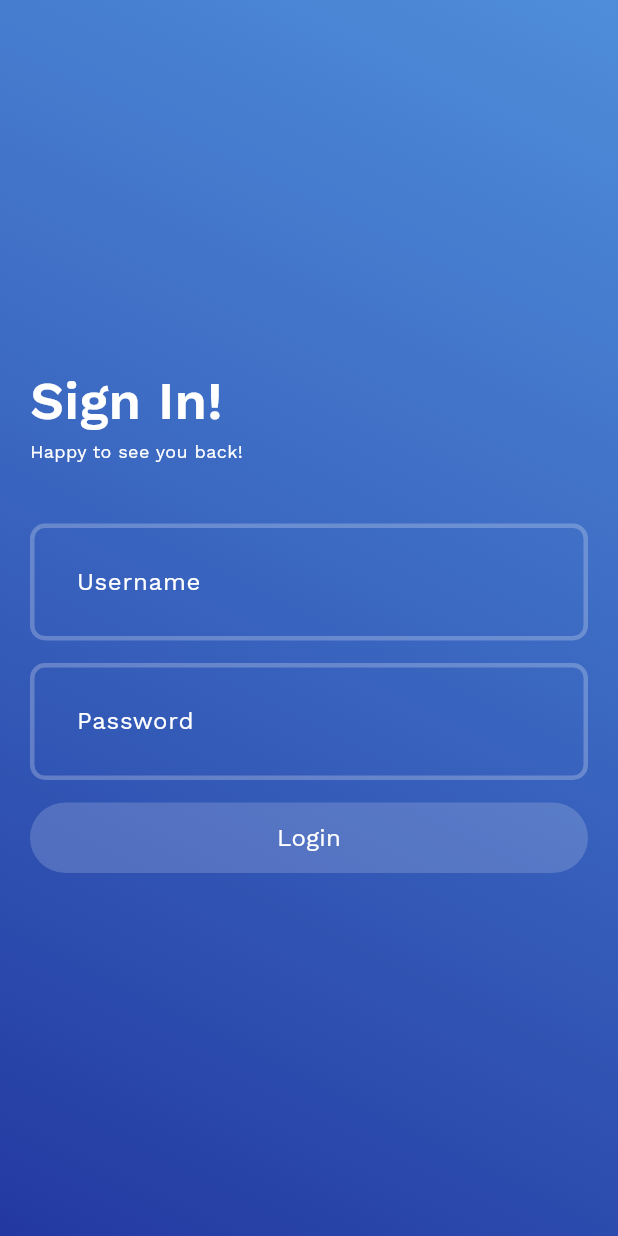
After one commit to jayneeel/Neru-Lending-App, a Flutter app: the LoginScreen screen opened directly, on a phone screen of 412 x 824 dp. The commit adds this screen. Run offline on Flutter 3.47's test engine with Material 3 defaults, Android fonts, the light colour scheme and no system bars; our stand-ins replace get.

Commit message:
- login ui and components

```diff
--- a/lib/main.dart
+++ b/lib/main.dart
@@ -1,6 +1,8 @@
 import 'package:flutter/material.dart';
+import 'package:flutter/services.dart';
 import 'package:get/get.dart';
 import 'package:neru_lending_app/presentation/splash/screen/splash_screen.dart';
+import 'package:neru_lending_app/utils/constant_colors.dart';
 import 'package:neru_lending_app/utils/constant_fonts.dart';
 
 void main() {
--- /dev/null
+++ b/lib/presentation/auth/screens/login_screen.dart
@@ -0,0 +1,40 @@
+import 'package:flutter/material.dart';
+import 'package:neru_lending_app/presentation/auth/widgets/login_field.dart';
+import 'package:neru_lending_app/presentation/button.dart';
+import 'package:neru_lending_app/utils/constant_colors.dart';
+import 'package:neru_lending_app/utils/constant_fonts.dart';
+
+class LoginScreen extends StatelessWidget {
+  const LoginScreen({super.key});
+
+  @override
+  Widget build(BuildContext context) {
+    return Scaffold(
+      body: SafeArea(
+        child: Container(
+          width: double.maxFinite,
+          decoration: BoxDecoration(
+            gradient: gradient
+          ),
+          child: Padding(
+            padding: const EdgeInsets.all(20),
+            child: Column(
+              mainAxisAlignment: MainAxisAlignment.center,
+              crossAxisAlignment: CrossAxisAlignment.start,
+              children: [
+                const Text("Sign In!", style: TextStyle(color: Pallete.whiteColor, fontSize: 35, fontFamily: ConstantFonts.workSansSemiBold),),
+                const Text("Happy to see you back!", style: TextStyle(color: Pallete.whiteColor, fontSize: 12),),
+                const SizedBox(height: 40,),
+                const LoginField(hintText: "Username"),
+                const SizedBox(height: 15,),
+                const LoginField(hintText: "Password"),
+                const SizedBox(height: 15,),
+                Button(text: "Login", onTap: (){})
+              ],
+            ),
+          ),
+        ),
+      ),
+    );
+  }
+}
--- /dev/null
+++ b/lib/presentation/auth/widgets/login_field.dart
@@ -0,0 +1,44 @@
+import 'package:flutter/material.dart';
+
+import '../../../utils/constant_colors.dart';
+
+
+class LoginField extends StatelessWidget {
+  final String hintText;
+  const LoginField({
+    Key? key,
+    required this.hintText,
+  }) : super(key: key);
+
+  @override
+  Widget build(BuildContext context) {
+    return ConstrainedBox(
+      constraints: const BoxConstraints(
+        maxWidth: 400,
+      ),
+      child: TextFormField(
+        decoration: InputDecoration(
+          contentPadding: const EdgeInsets.all(27),
+          enabledBorder: OutlineInputBorder(
+            borderSide: const BorderSide(
+              color: Colors.white24,
+              width: 3,
+            ),
+            borderRadius: BorderRadius.circular(10),
+          ),
+          focusedBorder: OutlineInputBorder(
+            borderSide: const BorderSide(
+              color: Pallete.whiteColor,
+              width: 3,
+            ),
+            borderRadius: BorderRadius.circular(10),
+          ),
+          hintText: hintText,
+          hintStyle: const TextStyle(color: Colors.white),
+
+        ),
+        style: const TextStyle(color: Colors.white),
+      ),
+    );
+  }
+}
--- /dev/null
+++ b/lib/presentation/button.dart
@@ -0,0 +1,23 @@
+import 'package:flutter/material.dart';
+import 'package:neru_lending_app/utils/constant_colors.dart';
+
+class Button extends StatelessWidget {
+  const Button({super.key, required this.text, required this.onTap});
+  final String text;
+  final Function() onTap;
+  @override
+  Widget build(BuildContext context) {
+    return InkWell(
+      onTap: onTap,
+      child: Container(
+        padding: const EdgeInsets.symmetric(vertical: 12),
+        width: double.maxFinite,
+        decoration: BoxDecoration(
+          color: ConstantColors.transparentWhiteColor,
+          borderRadius: BorderRadius.circular(50),
+        ),
+        child: Center(child: Text(text, style: TextStyle(color: ConstantColors.whiteColor, fontSize: 16),)),
+      ),
+    );
+  }
+}
--- a/lib/presentation/splash/screen/splash_screen.dart
+++ b/lib/presentation/splash/screen/splash_screen.dart
@@ -1,4 +1,7 @@
+import 'package:flutter/cupertino.dart';
 import 'package:flutter/material.dart';
+import 'package:get/get.dart';
+import 'package:neru_lending_app/presentation/auth/screens/login_screen.dart';
 import 'package:neru_lending_app/utils/constant_colors.dart';
 
 class SplashScreen extends StatelessWidget {
@@ -19,7 +22,9 @@ class SplashScreen extends StatelessWidget {
             mainAxisAlignment: MainAxisAlignment.center,
             crossAxisAlignment: CrossAxisAlignment.center,
             children: [
-              Container(
+              GestureDetector(
+                onTap: ()=> Get.to(const LoginScreen()),
+                child: Container(
                     padding: const EdgeInsets.all(10),
                     decoration: BoxDecoration(
                         color: ConstantColors.transparentWhiteColor, borderRadius: BorderRadius.circular(20)),
@@ -28,6 +33,7 @@ class SplashScreen extends StatelessWidget {
                       width: 180,
                       height: 180,
                     )),
+              ),
             ],
           ),
         ),
--- a/lib/utils/constant_colors.dart
+++ b/lib/utils/constant_colors.dart
@@ -1,9 +1,26 @@
 import 'dart:ui';
 
-class ConstantColors{
+import 'package:flutter/material.dart';
+
+class ConstantColors {
   static Color whiteColor = const Color(0xFFFFFFFF);
-  static Color transparentWhiteColor = whiteColor.withOpacity(0.8);
+  static Color transparentWhiteColor = whiteColor.withOpacity(0.17);
   static Color gradientBeginColor = const Color(0xFF0B2497).withOpacity(0.9);
   static Color gradientStopColor = const Color(0xFF2372D0).withOpacity(0.8);
+}
 
+final gradient = LinearGradient(colors: [
+  ConstantColors.gradientBeginColor,
+  ConstantColors.gradientStopColor,
+], begin: Alignment.bottomLeft, end: Alignment.topRight);
+
+
+
+class Pallete {
+  static const Color backgroundColor = Color.fromRGBO(24, 24, 32, 1);
+  static const Color gradient1 = Color.fromRGBO(187, 63, 221, 1);
+  static const Color gradient2 = Color.fromRGBO(251, 109, 169, 1);
+  static const Color gradient3 = Color.fromRGBO(255, 159, 124, 1);
+  static const Color borderColor = Color.fromRGBO(52, 51, 67, 1);
+  static const Color whiteColor = Colors.white;
 }
```
Lines whose indentation alone changed are shown as unchanged.
